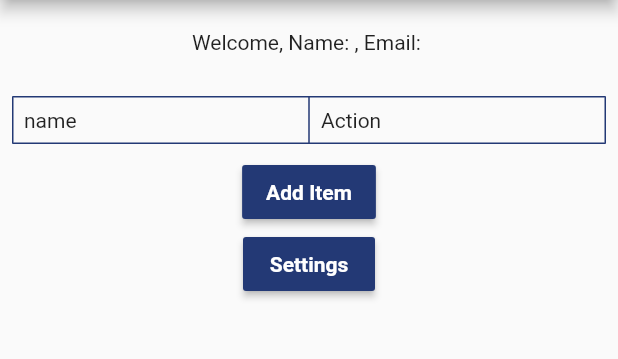
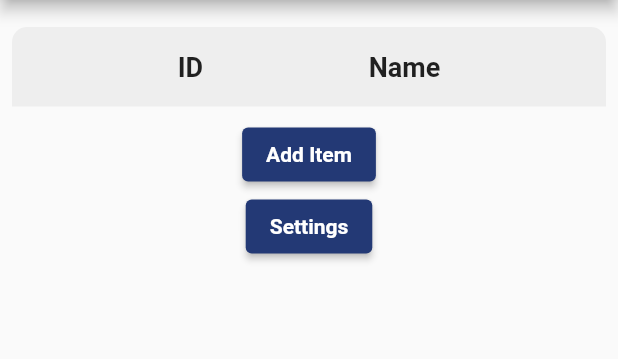
Before and after one commit to z3ro647/task3, a Flutter app: the HomeScreen screen opened directly with empty values, on a phone screen of 412 x 824 dp, the part 84-443 px from its top. Run offline on Flutter 3.47's test engine with Material 2 defaults, Android fonts, the phone set to English and light mode, and no system bars; our stand-ins replace sqflite; accounts and stored records are empty.

Commit message:
DataTableTutorial Minor Update

```diff
--- a/lib/main.dart
+++ b/lib/main.dart
@@ -3,6 +3,7 @@ import 'dart:async';
 import 'package:flutter/material.dart';
 import 'package:task3/color.dart';
 import 'package:task3/datatabletutorial.dart';
+import 'package:task3/screen/homescreen.dart';
 import 'package:task3/screen/splashscreen.dart';
 import 'package:task3/screens.dart';
 
@@ -44,7 +45,7 @@ class _MyHomePageState extends State<MyHomePage> {
 
   @override
   Widget build(BuildContext context) {
-    //return const DataTableTutorial(email: "z3ro647@gmail.com",);
+    //return const HomeScreen(name: 'vivek', email: 'z3ro647@gmail.com');
     return Container(
         color: CustomColor.blue,
         child: FlutterLogo(size: MediaQuery.of(context).size.height));
--- a/lib/screen/homescreen.dart
+++ b/lib/screen/homescreen.dart
@@ -38,6 +38,65 @@ class _HomeScreenState extends State<HomeScreen> {
     _refreshlist();
   }
 
+  void _show(BuildContext ctx, int id, String name, String email) async {
+    final singleData = await SQLHelper.getOneItemOfUser(id);
+    String itemName = "";
+    String text1 = "";
+    String text2 = "";
+    String text3 = "";
+    setState(() {
+      itemName = singleData[0]['name'];
+      text1 = singleData[0]['text1'];
+      text2 = singleData[0]['text2'];
+      text3 = singleData[0]['text3'];
+    });
+    showDialog(
+      context: ctx,
+      builder: (_) {
+        return SimpleDialog(
+          title: Text('Name: ' + itemName),
+          children: [
+            Padding(
+              padding: const EdgeInsets.symmetric(horizontal: 25, vertical: 5),
+              child: Text('Text 1:' + text1),
+            ),
+            Padding(
+              padding: const EdgeInsets.symmetric(horizontal: 25, vertical: 5),
+              child: Text('Text 2:' + text2),
+            ),
+            Padding(
+              padding: const EdgeInsets.symmetric(horizontal: 25, vertical: 5),
+              child: Text('Text 3:' + text3),
+            ),
+            SimpleDialogOption(
+              child: const Text('Edit'),
+              onPressed: () {
+                Navigator.push(
+                    context,
+                    MaterialPageRoute(
+                        builder: (context) => EditScreen(
+                              email: email,
+                              id: id,
+                            )));
+              },
+            ),
+            SimpleDialogOption(
+              child: const Text('Delete'),
+              onPressed: () {
+                deleteItem(id);
+                ScaffoldMessenger.of(context).showSnackBar(const SnackBar(
+                  content: Text('Item Deleted Successfully!'),
+                ));
+                Navigator.pop(context);
+                _refreshlist();
+              },
+            )
+          ],
+        );
+      },
+    );
+  }
+
   @override
   Widget build(BuildContext context) {
     return Scaffold(
@@ -46,87 +105,95 @@ class _HomeScreenState extends State<HomeScreen> {
           title: const Text('Task 3'),
         ),
         body: SingleChildScrollView(
+          child: Center(
             child: Column(
-            children: [
+              children: <Widget>[
+                // const SizedBox(
+                //   height: 20,
+                // ),
+                // Text(
+                //   'Welcome, Name: ' + widget.name + ', Email: ' + widget.email,
+                // ),
                 const SizedBox(
-                height: 20,
-              ),
-              Text(
-                'Welcome, Name: ' + widget.name + ', Email: ' + widget.email,
-              ),
-              const SizedBox(
-                height: 20,
+                  height: 10,
                 ),
                 Padding(
                   padding: const EdgeInsets.all(8.0),
-                child: Table(
-                  columnWidths: const {
-                    1: FlexColumnWidth(),
-                    2: FlexColumnWidth()
-                  },
-                  children: [
-                    const TableRow(children: [
+                  child: Container(
+                    decoration: BoxDecoration(
+                      borderRadius: const BorderRadius.only(
+                        topLeft: Radius.circular(10.0),
+                        topRight: Radius.circular(10.0),
+                      ),
+                      color: Colors.grey[200],
+                    ),
+                    child: Padding(
+                      padding: const EdgeInsets.all(8.0),
+                      child: Row(
+                        mainAxisAlignment: MainAxisAlignment.spaceEvenly,
+                        children: const [
                           Padding(
                             padding: EdgeInsets.all(8.0),
-                        child: Text('name'),
+                            child: Text(
+                              'ID',
+                              style: TextStyle(
+                                  fontSize: 18.0, fontWeight: FontWeight.bold),
+                            ),
                           ),
                           Padding(
                             padding: EdgeInsets.all(8.0),
-                        child: Text('Action'),
+                            child: Text(
+                              'Name',
+                              style: TextStyle(
+                                  fontSize: 18.0, fontWeight: FontWeight.bold),
+                            ),
                           )
-                    ]),
+                        ],
+                      ),
+                    ),
+                  ),
+                ),
                 for (var item in _items)
-                      TableRow(children: [
-                        Padding(
-                          padding: const EdgeInsets.all(8.0),
-                          child: Text(item['name']),
+                  Column(
+                    children: [
+                      Row(
+                        mainAxisAlignment: MainAxisAlignment.spaceEvenly,
+                        children: [
+                          TextButton(
+                            onPressed: () {
+                              debugPrint(item['id'].toString());
+                              _show(context, item['id'], widget.name,
+                                  widget.email);
+                            },
+                            child: Text(
+                              item['id'].toString(),
+                              style: const TextStyle(
+                                  //fontSize: 16.0,
+                                  color: Colors.black),
                             ),
-                        Row(
-                          children: [
-                            IconButton(
-                              icon: const Icon(Icons.remove_red_eye),
+                          ),
+                          TextButton(
                             onPressed: () {
-                                Navigator.push(
-                                    context,
-                                    MaterialPageRoute(
-                                        builder: (context) => DetailScreen(
-                                              id: item['id'],
-                                            )));
+                              debugPrint(item['id'].toString());
+                              _show(context, item['id'], widget.name,
+                                  widget.email);
                             },
+                            child: Text(
+                              item['name'],
+                              style: const TextStyle(
+                                  //fontSize: 16.0,
                                   ),
-                            IconButton(
-                              icon: const Icon(Icons.edit),
-                              onPressed: () {
-                                Navigator.push(
-                                    context,
-                                    MaterialPageRoute(
-                                        builder: (context) => DetailScreen(
-                                              id: item['id'],
-                                            )));
-                              },
                             ),
-                            IconButton(
-                              icon: const Icon(Icons.delete),
-                              onPressed: () {
-                                Navigator.push(
-                                    context,
-                                    MaterialPageRoute(
-                                        builder: (context) => DetailScreen(
-                                              id: item['id'],
-                                            )));
-                              },
                           ),
                         ],
                       ),
-                      ])
+                      const Divider(),
                     ],
-                  border: TableBorder.all(width: 1, color: CustomColor.blue),
-                ),
                   ),
                 Padding(
                   padding: const EdgeInsets.symmetric(horizontal: 40),
-                child: RaisedButton(
-                  color: CustomColor.blue,
+                  child: ElevatedButton(
+                    style: ElevatedButton.styleFrom(primary: CustomColor.blue),
                     onPressed: () => Navigator.push(
                         context,
                         MaterialPageRoute(
@@ -145,8 +212,8 @@ class _HomeScreenState extends State<HomeScreen> {
                 ),
                 Padding(
                   padding: const EdgeInsets.symmetric(horizontal: 40),
-                child: RaisedButton(
-                  color: CustomColor.blue,
+                  child: ElevatedButton(
+                    style: ElevatedButton.styleFrom(primary: CustomColor.blue),
                     onPressed: () => Navigator.push(
                         context,
                         MaterialPageRoute(
@@ -164,6 +231,7 @@ class _HomeScreenState extends State<HomeScreen> {
                 )
               ],
             ),
+          ),
         ));
   }
 }
```
Also changed, not shown: lib/datatabletutorial.dart (+8 -8 lines). Lines whose indentation alone changed are shown as unchanged.
